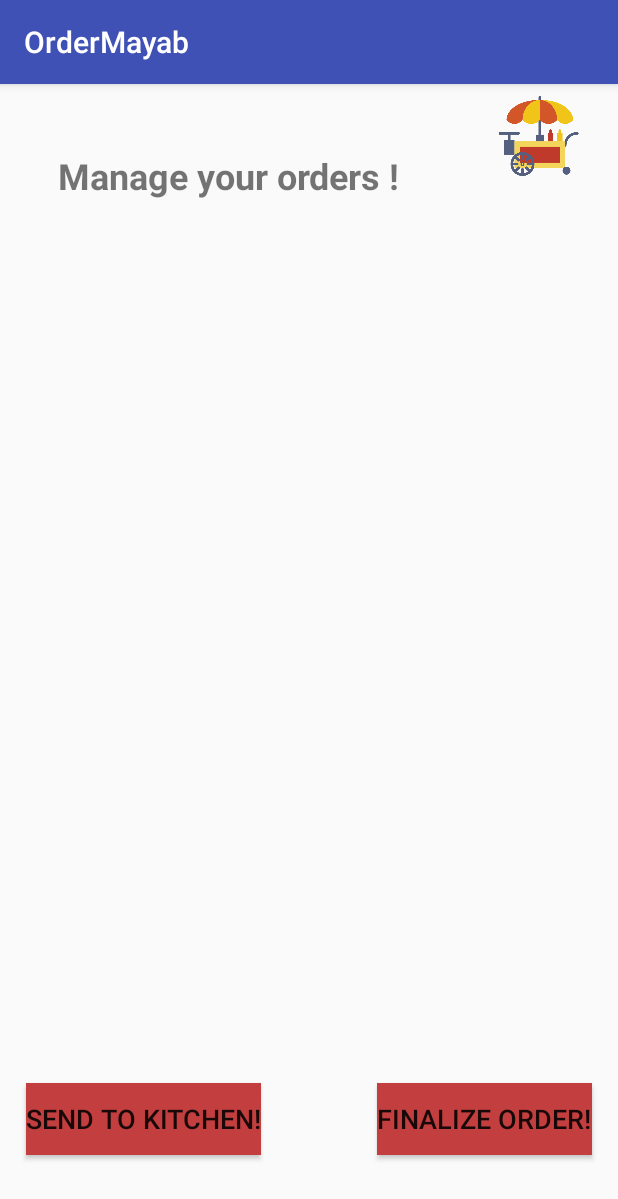
After one commit to rlemchar/final_project_mobiles, an Android app: the MainRestauActivity screen opened directly, with no data from a screen before it, on a phone screen of 412 x 824 dp. The commit adds this screen. Shown: the top 1199 px of the screen. Run offline under Robolectric (Android 15) with nearby library versions, the phone set to English and light mode, and no system bars.

Commit message:
Restaurant class and interface

```diff
--- a/app/src/main/AndroidManifest.xml
+++ b/app/src/main/AndroidManifest.xml
@@ -21,6 +21,10 @@
             android:name=".LogIn"
             android:label="@string/title_activity_log_in"
             android:theme="@style/AppTheme.NoActionBar" />
+        <activity android:name=".MainClientActivity" />
+        <activity android:name=".MainRestauActivity" />
+        <activity android:name=".AddItemToMenuActivity" />
+        <activity android:name=".MainMenuRestaurantActivity"></activity>
     </application>
 
 </manifest>
--- /dev/null
+++ b/app/src/main/java/com/website/rox/ordermayab/MainRestauActivity.java
@@ -0,0 +1,13 @@
+package com.website.rox.ordermayab;
+
+import android.support.v7.app.AppCompatActivity;
+import android.os.Bundle;
+
+public class MainRestauActivity extends AppCompatActivity {
+
+    @Override
+    protected void onCreate(Bundle savedInstanceState) {
+        super.onCreate(savedInstanceState);
+        setContentView(R.layout.activity_main_restau);
+    }
+}
--- /dev/null
+++ b/app/src/main/res/layout/activity_main_restau.xml
@@ -0,0 +1,79 @@
+<?xml version="1.0" encoding="utf-8"?>
+<android.support.constraint.ConstraintLayout xmlns:android="http://schemas.android.com/apk/res/android"
+    xmlns:app="http://schemas.android.com/apk/res-auto"
+    xmlns:tools="http://schemas.android.com/tools"
+    android:layout_width="match_parent"
+    android:layout_height="match_parent"
+    tools:context="com.website.rox.ordermayab.MainRestauActivity">
+
+    <ImageView
+        android:id="@+id/imageView3"
+        android:layout_width="71dp"
+        android:layout_height="53dp"
+        android:layout_marginBottom="8dp"
+        android:layout_marginLeft="8dp"
+        android:layout_marginRight="8dp"
+        android:layout_marginTop="8dp"
+        app:layout_constraintBottom_toBottomOf="parent"
+        app:layout_constraintLeft_toLeftOf="parent"
+        app:layout_constraintRight_toRightOf="parent"
+        app:layout_constraintTop_toTopOf="parent"
+        app:layout_constraintVertical_bias="0.0"
+        app:srcCompat="@drawable/stand"
+        app:layout_constraintHorizontal_bias="0.971"
+        tools:layout_editor_absoluteX="297dp" />
+
+    <TextView
+        android:id="@+id/textView5"
+        android:layout_width="wrap_content"
+        android:layout_height="wrap_content"
+        android:layout_marginBottom="8dp"
+        android:layout_marginLeft="8dp"
+        android:layout_marginRight="8dp"
+        android:layout_marginTop="8dp"
+        android:text="Manage your orders !"
+        android:textSize="24sp"
+        android:textStyle="bold"
+        app:layout_constraintBottom_toBottomOf="parent"
+        app:layout_constraintHorizontal_bias="0.181"
+        app:layout_constraintLeft_toLeftOf="parent"
+        app:layout_constraintRight_toRightOf="parent"
+        app:layout_constraintTop_toTopOf="parent"
+        app:layout_constraintVertical_bias="0.051" />
+
+    <Button
+        android:id="@+id/ready"
+        android:layout_width="wrap_content"
+        android:layout_height="wrap_content"
+        android:layout_marginBottom="8dp"
+        android:layout_marginLeft="8dp"
+        android:layout_marginRight="8dp"
+        android:layout_marginTop="8dp"
+        android:background="#c33e3e"
+        android:text="Finalize order!"
+        android:textSize="18sp"
+        app:layout_constraintBottom_toBottomOf="parent"
+        app:layout_constraintHorizontal_bias="0.964"
+        app:layout_constraintLeft_toLeftOf="parent"
+        app:layout_constraintRight_toRightOf="parent"
+        app:layout_constraintTop_toTopOf="parent"
+        app:layout_constraintVertical_bias="0.935" />
+
+    <Button
+        android:id="@+id/button5"
+        android:layout_width="wrap_content"
+        android:layout_height="wrap_content"
+        android:layout_marginBottom="8dp"
+        android:layout_marginLeft="8dp"
+        android:layout_marginRight="8dp"
+        android:layout_marginTop="8dp"
+        android:background="#c33e3e"
+        android:text="Send to kitchen!"
+        android:textSize="18sp"
+        app:layout_constraintBottom_toBottomOf="parent"
+        app:layout_constraintHorizontal_bias="0.038"
+        app:layout_constraintLeft_toLeftOf="parent"
+        app:layout_constraintRight_toRightOf="parent"
+        app:layout_constraintTop_toTopOf="parent"
+        app:layout_constraintVertical_bias="0.935" />
+</android.support.constraint.ConstraintLayout>
--- a/app/src/main/res/values/strings.xml
+++ b/app/src/main/res/values/strings.xml
@@ -2,4 +2,5 @@
     <string name="app_name">OrderMayab</string>
     <string name="title_activity_log_in">LogIn</string>
     <string name="title_activity_sign_in2">SignIn2</string>
+    <string name="title_activity_main_client">MainClientActivity</string>
 </resources>
```
Also changed, not shown: app/src/main/java/com/website/rox/ordermayab/AddItemToMenuActivity.java (added, +86 -0 lines), app/src/main/java/com/website/rox/ordermayab/MainClientActivity.java (added, +13 -0 lines), app/src/main/java/com/website/rox/ordermayab/MainMenuRestaurantActivity.java (added, +22 -0 lines), app/src/main/java/com/website/rox/ordermayab/SQLiteHelper.java (added, +144 -0 lines), app/src/main/res/layout/activity_add_item_to_menu.xml (added, +118 -0 lines), app/src/main/res/layout/activity_main_client.xml (added, +77 -0 lines), app/src/main/res/layout/activity_main_menu_restaurant.xml (added, +75 -0 lines), app/src/main/res/layout/content_main_client.xml (added, +11 -0 lines).
